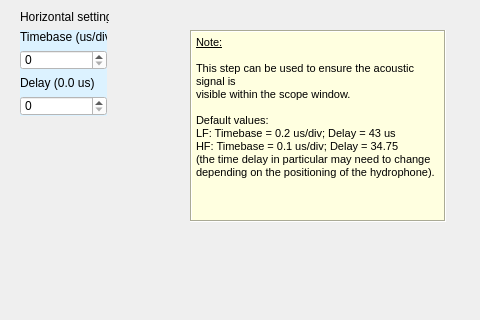
This is Widget_Library/widget_oscilloscope_timebase.ui in 8foldrepo/RF_Balance_Profound as Qt 5 draws it before an edit; both pictures show x 0 to 480 and y 0 to 320 of the 604 by 451 pixel window. The edited form follows.
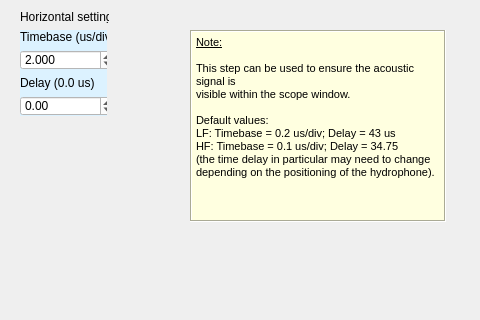
This is the edited form.

```diff
--- a/Widget_Library/widget_oscilloscope_timebase.ui
+++ b/Widget_Library/widget_oscilloscope_timebase.ui
@@ -49,7 +49,7 @@
      <rect>
       <x>0</x>
       <y>0</y>
-      <width>87</width>
+      <width>95</width>
       <height>86</height>
      </rect>
     </property>
@@ -62,10 +62,22 @@
       </widget>
      </item>
      <item>
-      <widget class="QSpinBox" name="timebase_spinbox">
+      <widget class="QDoubleSpinBox" name="timebase_spinbox">
        <property name="styleSheet">
         <string notr="true">background:white</string>
        </property>
+       <property name="decimals">
+        <number>3</number>
+       </property>
+       <property name="minimum">
+        <double>0.005000000000000</double>
+       </property>
+       <property name="maximum">
+        <double>500.000000000000000</double>
+       </property>
+       <property name="value">
+        <double>2.000000000000000</double>
+       </property>
       </widget>
      </item>
      <item>
@@ -76,10 +88,16 @@
       </widget>
      </item>
      <item>
-      <widget class="QSpinBox" name="delay_spinbox">
+      <widget class="QDoubleSpinBox" name="delay_spinbox">
        <property name="styleSheet">
         <string notr="true">background:white</string>
        </property>
+       <property name="minimum">
+        <double>-500.000000000000000</double>
+       </property>
+       <property name="maximum">
+        <double>500.000000000000000</double>
+       </property>
       </widget>
      </item>
     </layout>
```
